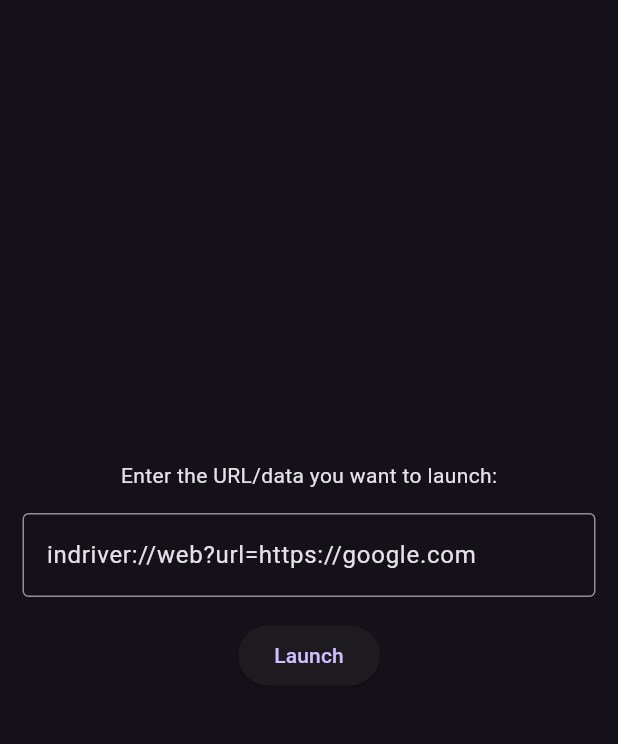
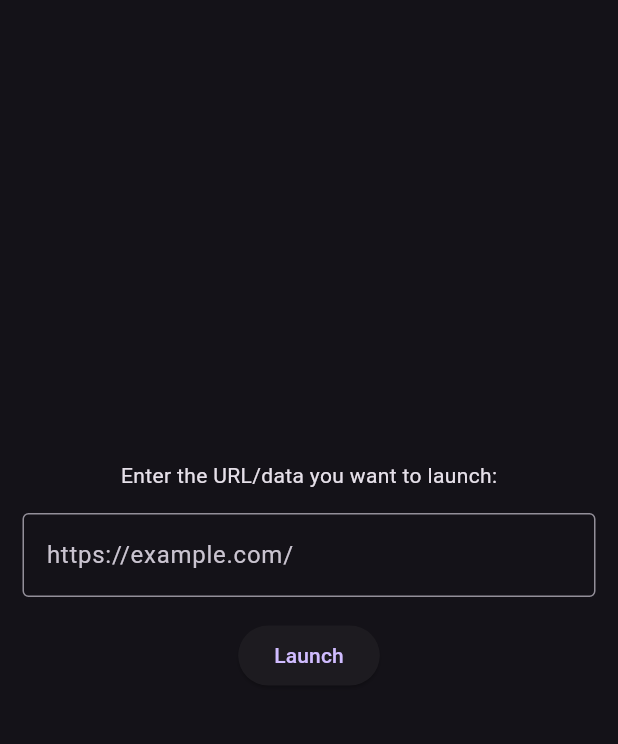
Before and after one commit to ivaneidel/intent_launcher, a Flutter app: the screen it shows after launch, on a phone screen of 412 x 824 dp, the part 84-828 px from its top. Run offline on Flutter 3.47's test engine with Material 2 defaults, Android fonts, the phone set to English and light mode, and no system bars; missing offline and left inert: android_intent_plus.

Commit message:
chore: Tweaks

```diff
--- a/lib/main.dart
+++ b/lib/main.dart
@@ -37,8 +37,7 @@ class MyHomePage extends StatefulWidget {
 }
 
 class _MyHomePageState extends State<MyHomePage> {
-  final _controller =
-      TextEditingController(text: 'indriver://web?url=https://google.com');
+  final _controller = TextEditingController();
 
   void _launchIntent() async {
     try {
@@ -87,7 +86,7 @@ class _MyHomePageState extends State<MyHomePage> {
                 controller: _controller,
                 decoration: const InputDecoration(
                   border: OutlineInputBorder(),
-                  hintText: 'Enter URL/data',
+                  hintText: 'https://example.com/',
                 ),
               ),
             ),
```
